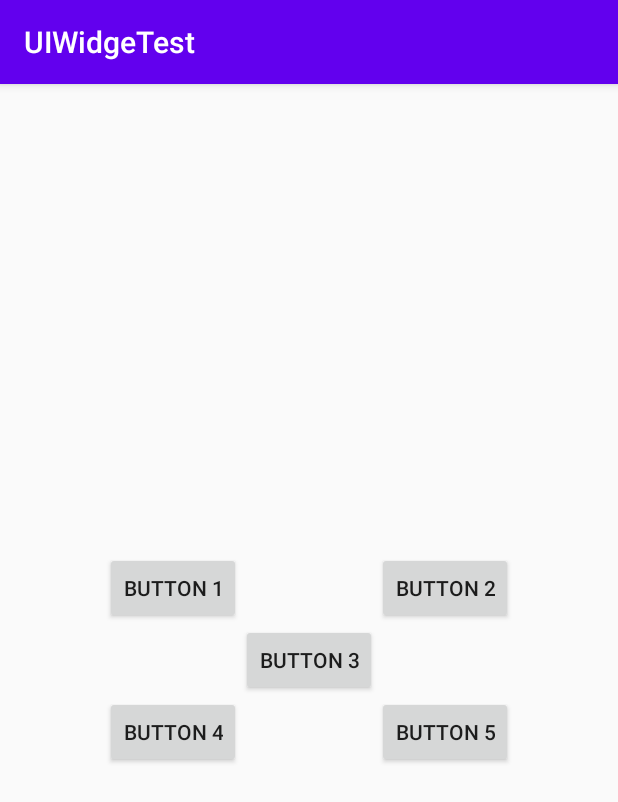
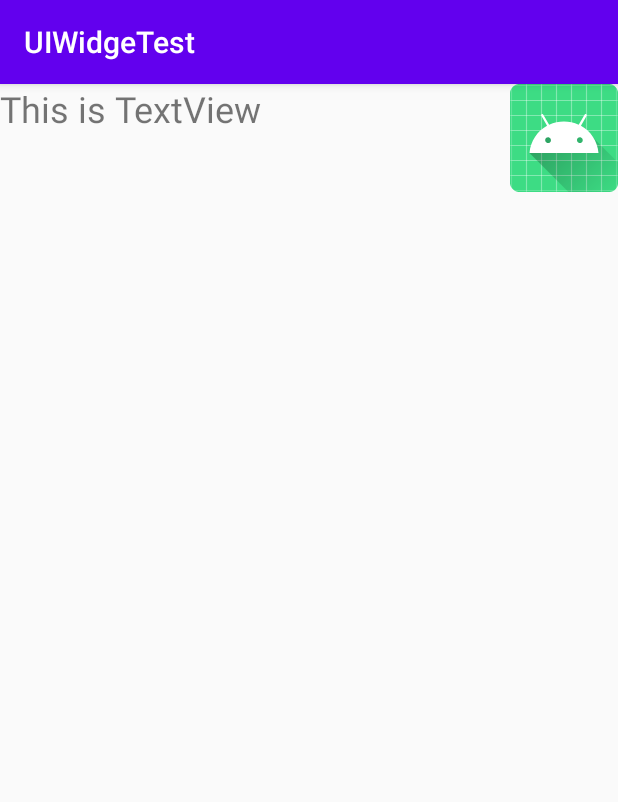
Before and after one commit to xiaogangwei/2018118104_Android, an Android app: the screen it shows after launch (MainActivity), on a phone screen of 412 x 824 dp. Shown: the top 802 px of the screen. Run offline under Robolectric (Android 15) with nearby library versions, the phone set to English and light mode, and no system bars.

Commit message:
UI 帧布局

```diff
--- a/MyApplication03/app/src/main/res/layout/activity_main.xml
+++ b/MyApplication03/app/src/main/res/layout/activity_main.xml
@@ -1,46 +1,23 @@
 <?xml version="1.0" encoding="utf-8"?>
-<RelativeLayout xmlns:android="http://schemas.android.com/apk/res/android"
+<FrameLayout xmlns:android="http://schemas.android.com/apk/res/android"
     android:layout_width="match_parent"
     android:layout_height="match_parent">
 
-    <Button
-        android:id="@+id/button3"
+    <TextView
+        android:id="@+id/text_view"
         android:layout_width="wrap_content"
         android:layout_height="wrap_content"
-        android:layout_centerInParent="true"
-        android:text="Button 3" />
+        android:layout_gravity="left"
+        android:textSize="24sp"
+        android:text="This is TextView"
+        />
 
-    <Button
-        android:id="@+id/button1"
+    <ImageView
+        android:id="@+id/image_view"
         android:layout_width="wrap_content"
         android:layout_height="wrap_content"
-        android:layout_above="@id/button3"
-        android:layout_toLeftOf="@+id/button3"
-        android:text="Button 1" />
+        android:layout_gravity="right"
+        android:src="@mipmap/ic_launcher"
+        />
 
-    <Button
-        android:id="@+id/button2"
-        android:layout_width="wrap_content"
-        android:layout_height="wrap_content"
-        android:layout_above="@id/button3"
-        android:layout_toRightOf="@id/button3"
-        android:text="Button 2" />
-
-
-    <Button
-        android:id="@+id/button4"
-        android:layout_width="wrap_content"
-        android:layout_height="wrap_content"
-        android:layout_below ="@id/button3"
-        android:layout_toLeftOf="@id/button3"
-        android:text="Button 4" />
-
-    <Button
-        android:id="@+id/button5"
-        android:layout_width="wrap_content"
-        android:layout_height="wrap_content"
-        android:layout_below="@id/button3"
-        android:layout_toRightOf="@id/button3"
-        android:text="Button 5" />
-
-</RelativeLayout>
+</FrameLayout>
```
Also changed, not shown: 1 other file.
